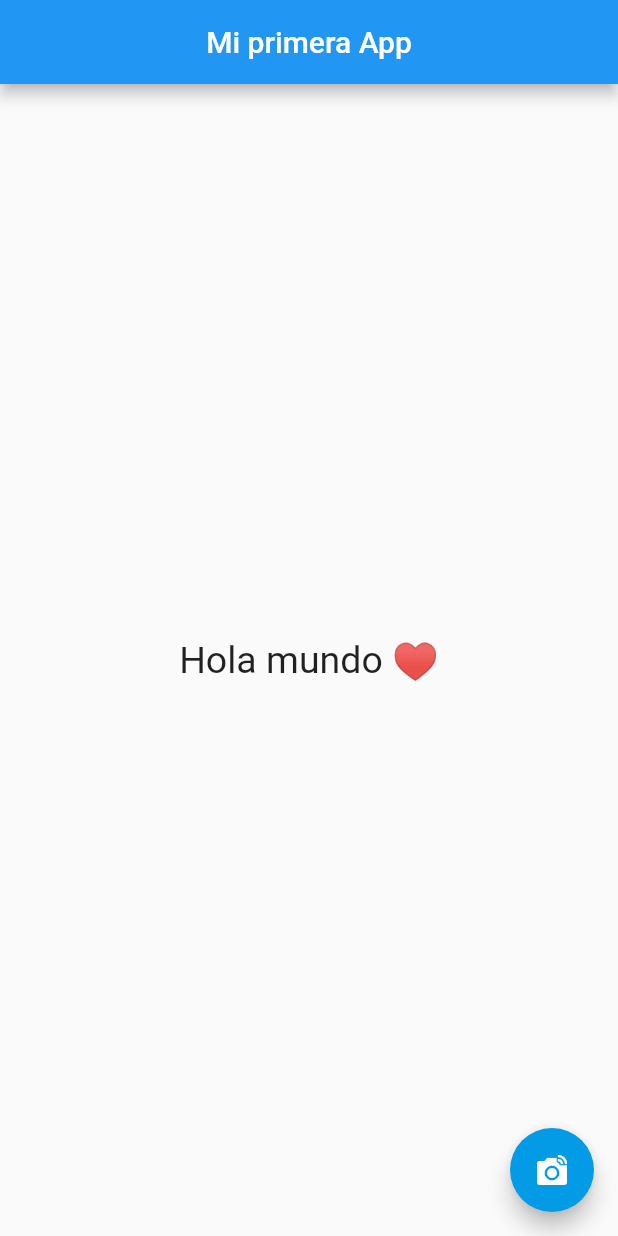
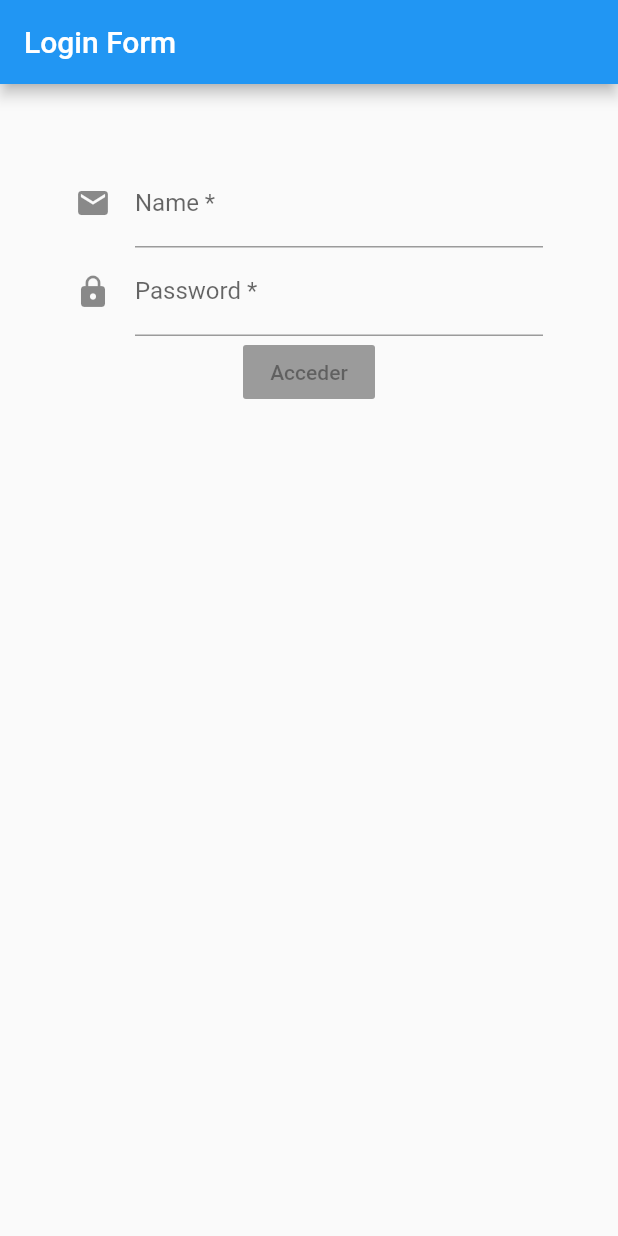
Before and after one commit to tonyinuma/basic-flutter, a Flutter app: the screen it shows after launch, on a phone screen of 412 x 824 dp. Run offline on Flutter 3.47's test engine with Material 2 defaults, Android fonts, the phone set to English and light mode, and no system bars.

Commit message:
Feat: Design Login Form

```diff
--- /dev/null
+++ b/lib/screens/login_screen.dart
@@ -0,0 +1,48 @@
+import 'package:flutter/material.dart';
+
+class LoginScreen extends StatefulWidget {
+  @override
+  _LoginScreenState createState() => new _LoginScreenState();
+ }
+class _LoginScreenState extends State<LoginScreen> {
+  @override
+  Widget build(BuildContext context) {
+    return Container(
+        margin: EdgeInsets.all(50.0),
+        child: Form(
+          child: Column(
+            children: <Widget>[
+              TextFormField(
+                decoration: const InputDecoration(
+                  icon: Icon(Icons.email),
+                  /* hintText: 'tell me your name', */
+                  labelText: 'Name *',
+                ),
+              ),
+              TextFormField(
+                decoration: const InputDecoration(
+                  icon: Icon(Icons.lock),
+                  labelText: 'Password *',
+                ),
+                obscureText: true,
+              ),
+              RaisedButton(onPressed: null, child: Text("Acceder"),)
+            ],
+          )
+        ),
+    );
+  }
+
+  emailField(){
+
+  }
+
+  passwordField(){
+
+  }
+
+  submitField(){
+
+  }
+
+}
--- /dev/null
+++ b/lib/src/app.dart
@@ -0,0 +1,16 @@
+import 'package:app01/screens/login_screen.dart';
+import 'package:flutter/material.dart';
+
+class App extends StatelessWidget {
+ @override
+ Widget build(BuildContext context) {
+  return MaterialApp(
+    home: Scaffold(
+      appBar: AppBar(
+        title: Text("Login Form"),
+      ),
+      body: LoginScreen(),
+    ),
+  );
+ }
+}
```
Also changed, not shown: lib/main.dart (+2 -22 lines), pubspec.lock.
